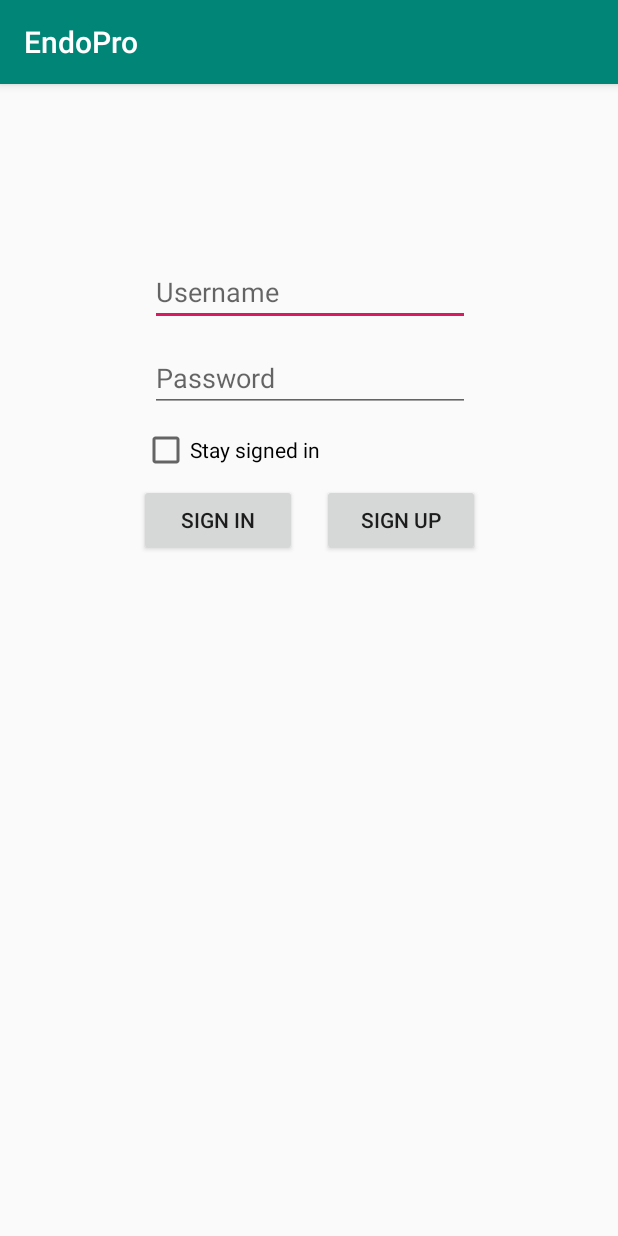
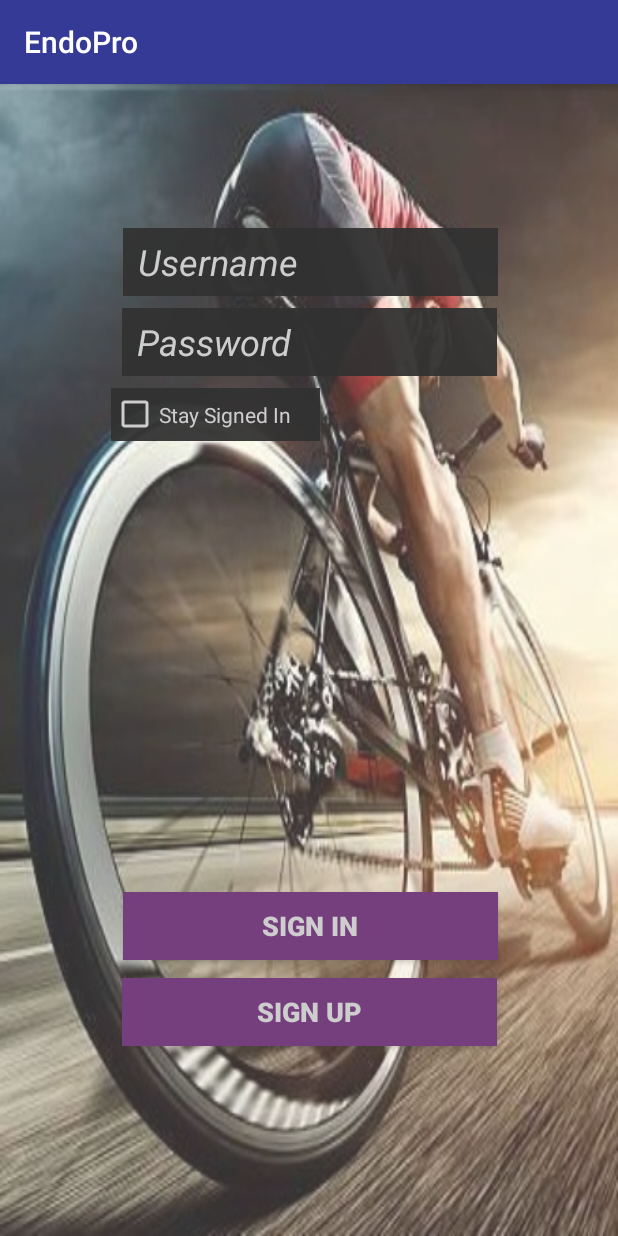
Before and after one commit to lucaslefaucheur/EndoPro-Android-App, an Android app: the screen it shows after launch (MainActivity), on a phone screen of 412 x 824 dp. Run offline under Robolectric (Android 15) with nearby library versions, the phone set to English and light mode, and no system bars.

Commit message:
Styling Main_Activity

```diff
--- a/app/src/main/java/comp354/concordia/endopro/Hong/test.java
+++ b/app/src/main/java/comp354/concordia/endopro/Hong/test.java
@@ -1,8 +1,12 @@
 package comp354.concordia.endopro.Hong;
 
+import android.content.Intent;
 import android.support.v7.app.AppCompatActivity;
 import android.os.Bundle;
+import android.view.View;
+import android.widget.Button;
 
+import comp354.concordia.endopro.Common.User;
 import comp354.concordia.endopro.R;
 
 public class test extends AppCompatActivity {
@@ -11,5 +15,17 @@ public class test extends AppCompatActivity {
     protected void onCreate(Bundle savedInstanceState) {
         super.onCreate(savedInstanceState);
         setContentView(R.layout.activity_test);
+
+        Button signout = findViewById(R.id.signout_test);
+
+        signout.setOnClickListener(new View.OnClickListener() {
+            @Override
+            public void onClick(View v) {
+                User.signOut();
+                Intent save = new Intent(getApplicationContext(),StorageIntent.class);
+                startService(save);
+                finish();
+            }
+        });
     }
 }
--- a/app/src/main/res/layout/activity_main.xml
+++ b/app/src/main/res/layout/activity_main.xml
@@ -4,97 +4,118 @@
     xmlns:tools="http://schemas.android.com/tools"
     android:layout_width="match_parent"
     android:layout_height="match_parent"
+    android:alpha="0.8"
+    android:background="@drawable/background"
     tools:context=".MainActivity">
 
     <CheckBox
         android:id="@+id/autoAuth_main"
-        android:layout_width="147dp"
-        android:layout_height="30dp"
+        android:layout_width="139dp"
+        android:layout_height="35dp"
         android:layout_marginStart="8dp"
         android:layout_marginTop="8dp"
         android:layout_marginEnd="8dp"
-        android:layout_marginBottom="8dp"
-        android:text="Stay signed in"
-        app:layout_constraintBottom_toBottomOf="parent"
+        android:background="@color/darkBackground"
+        android:buttonTint="@color/whiteText"
+        android:checked="false"
+        android:paddingRight="10dp"
+        android:text="Stay Signed In"
+        android:textColor="@color/whiteText"
+        android:textSize="14sp"
         app:layout_constraintEnd_toEndOf="parent"
-        app:layout_constraintHorizontal_bias="0.348"
+        app:layout_constraintHorizontal_bias="0.257"
         app:layout_constraintStart_toStartOf="parent"
-        app:layout_constraintTop_toBottomOf="@+id/passwordText_main"
-        app:layout_constraintVertical_bias="0.004" />
+        app:layout_constraintTop_toBottomOf="@+id/passwordText_main" />
 
     <EditText
         android:id="@+id/usernameText_main"
-        android:layout_width="wrap_content"
-        android:layout_height="wrap_content"
+        android:layout_width="250dp"
+        android:layout_height="45dp"
         android:layout_marginStart="8dp"
-        android:layout_marginTop="116dp"
+        android:layout_marginTop="96dp"
         android:layout_marginEnd="8dp"
+        android:background="@color/darkBackground"
         android:ems="10"
         android:hint="Username"
         android:inputType="textPersonName"
+        android:paddingLeft="10dp"
         android:singleLine="false"
+        android:textColor="@color/whiteText"
+        android:textColorHint="@color/whiteText"
+        android:textSize="24sp"
+        android:textStyle="italic"
         app:layout_constraintEnd_toEndOf="parent"
-        app:layout_constraintHorizontal_bias="0.503"
+        app:layout_constraintHorizontal_bias="0.507"
         app:layout_constraintStart_toStartOf="parent"
         app:layout_constraintTop_toTopOf="parent" />
 
     <EditText
         android:id="@+id/passwordText_main"
-        android:layout_width="wrap_content"
-        android:layout_height="wrap_content"
+        android:layout_width="250dp"
+        android:layout_height="45dp"
+        android:layout_marginStart="8dp"
+        android:layout_marginTop="8dp"
+        android:layout_marginEnd="8dp"
+        android:background="@color/darkBackground"
+        android:ems="10"
+        android:hint="Password"
+        android:inputType="textPassword"
+        android:paddingLeft="10dp"
+        android:textColor="@color/whiteText"
+        android:textColorHint="@color/whiteText"
+        android:textSize="24sp"
+        android:textStyle="italic"
+        app:layout_constraintBottom_toTopOf="@+id/autoAuth_main"
+        app:layout_constraintEnd_toEndOf="parent"
+        app:layout_constraintStart_toStartOf="parent"
+        app:layout_constraintTop_toBottomOf="@+id/usernameText_main"
+        app:layout_constraintVertical_bias="0.06999999" />
+
+    <Button
+        android:id="@+id/signupBtn_main"
+        android:layout_width="250dp"
+        android:layout_height="45dp"
         android:layout_marginStart="8dp"
         android:layout_marginTop="12dp"
         android:layout_marginEnd="8dp"
-        android:ems="10"
-        android:hint="Password"
-        android:inputType="textPassword"
+        android:background="@color/accentBtn"
+        android:text="Sign up"
+        android:textColor="@color/whiteText"
+        android:textSize="18sp"
+        android:textStyle="bold"
         app:layout_constraintEnd_toEndOf="parent"
-        app:layout_constraintHorizontal_bias="0.503"
         app:layout_constraintStart_toStartOf="parent"
-        app:layout_constraintTop_toBottomOf="@+id/usernameText_main" />
-
-    <Button
-        android:id="@+id/signupBtn_main"
-        android:layout_width="105dp"
-        android:layout_height="wrap_content"
-        android:layout_marginStart="8dp"
-        android:layout_marginTop="8dp"
-        android:layout_marginEnd="8dp"
-        android:layout_marginBottom="8dp"
-        android:text="Sign up"
-        app:layout_constraintBottom_toBottomOf="parent"
-        app:layout_constraintEnd_toEndOf="parent"
-        app:layout_constraintHorizontal_bias="0.711"
-        app:layout_constraintStart_toStartOf="parent"
-        app:layout_constraintTop_toBottomOf="@+id/autoAuth_main"
-        app:layout_constraintVertical_bias="0.0" />
+        app:layout_constraintTop_toBottomOf="@+id/signinBtn_main" />
 
     <Button
         android:id="@+id/signinBtn_main"
-        android:layout_width="105dp"
-        android:layout_height="wrap_content"
+        android:layout_width="250dp"
+        android:layout_height="45dp"
         android:layout_marginStart="8dp"
-        android:layout_marginTop="8dp"
         android:layout_marginEnd="8dp"
-        android:layout_marginBottom="8dp"
+        android:layout_marginBottom="184dp"
+        android:background="@color/accentBtn"
         android:text="Sign in"
+        android:textColor="@color/whiteText"
+        android:textSize="18sp"
+        android:textStyle="bold"
         app:layout_constraintBottom_toBottomOf="parent"
         app:layout_constraintEnd_toEndOf="parent"
-        app:layout_constraintHorizontal_bias="0.292"
-        app:layout_constraintStart_toStartOf="parent"
-        app:layout_constraintTop_toBottomOf="@+id/autoAuth_main"
-        app:layout_constraintVertical_bias="0.0" />
+        app:layout_constraintHorizontal_bias="0.507"
+        app:layout_constraintStart_toStartOf="parent" />
 
     <TextView
         android:id="@+id/errorText_main"
-        android:layout_width="211dp"
+        android:layout_width="230dp"
         android:layout_height="37dp"
         android:layout_marginStart="8dp"
         android:layout_marginTop="8dp"
         android:layout_marginEnd="8dp"
         android:layout_marginBottom="8dp"
         android:gravity="center"
+        android:textAlignment="viewStart"
         android:textColor="@color/colorAccent"
+        android:textSize="18sp"
         app:layout_constraintBottom_toTopOf="@+id/usernameText_main"
         app:layout_constraintEnd_toEndOf="parent"
         app:layout_constraintHorizontal_bias="0.503"
--- a/app/src/main/res/layout/activity_test.xml
+++ b/app/src/main/res/layout/activity_test.xml
@@ -6,4 +6,13 @@
     android:layout_height="match_parent"
     tools:context=".Hong.test">
 
+    <Button
+        android:id="@+id/signout_test"
+        android:layout_width="160dp"
+        android:layout_height="102dp"
+        android:layout_marginStart="112dp"
+        android:layout_marginTop="96dp"
+        android:text="Sign Out"
+        app:layout_constraintStart_toStartOf="parent"
+        app:layout_constraintTop_toTopOf="parent" />
 </android.support.constraint.ConstraintLayout>
--- a/app/src/main/res/values/colors.xml
+++ b/app/src/main/res/values/colors.xml
@@ -1,7 +1,12 @@
 <?xml version="1.0" encoding="utf-8"?>
 <resources>
-    <color name="colorPrimary">#008577</color>
-    <color name="colorPrimaryDark">#00574B</color>
+    <color name="colorPrimary">#343a95</color>
+    <color name="colorPrimaryDark">#06453c</color>
     <color name="colorAccent">#D81B60</color>
-    <color name="WarningText">#292929</color>
+    <color name="WarningText">#000000</color>
+    <color name="darkBackground">#f1000000</color>
+    <color name="lightDark">#d13b3a3a</color>
+    <color name="whiteText">#c4c2c2</color>
+    <color name="accentText">#32184d</color>
+    <color name="accentBtn">#541160</color>
 </resources>
```
Also changed, not shown: app/src/main/res/drawable/background.jpg (added).
